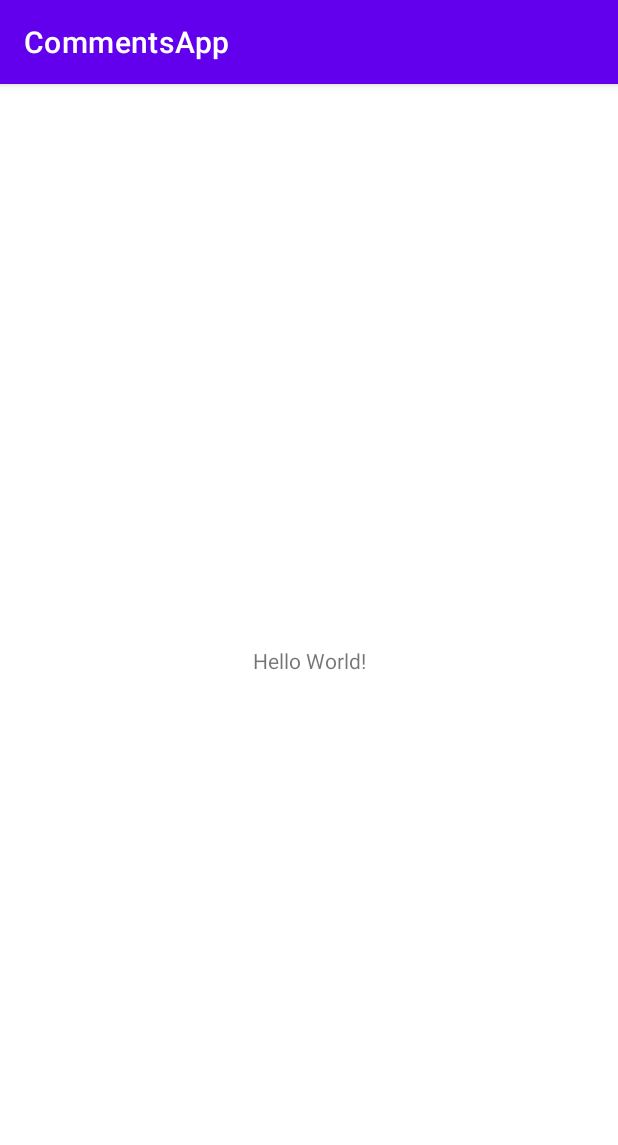
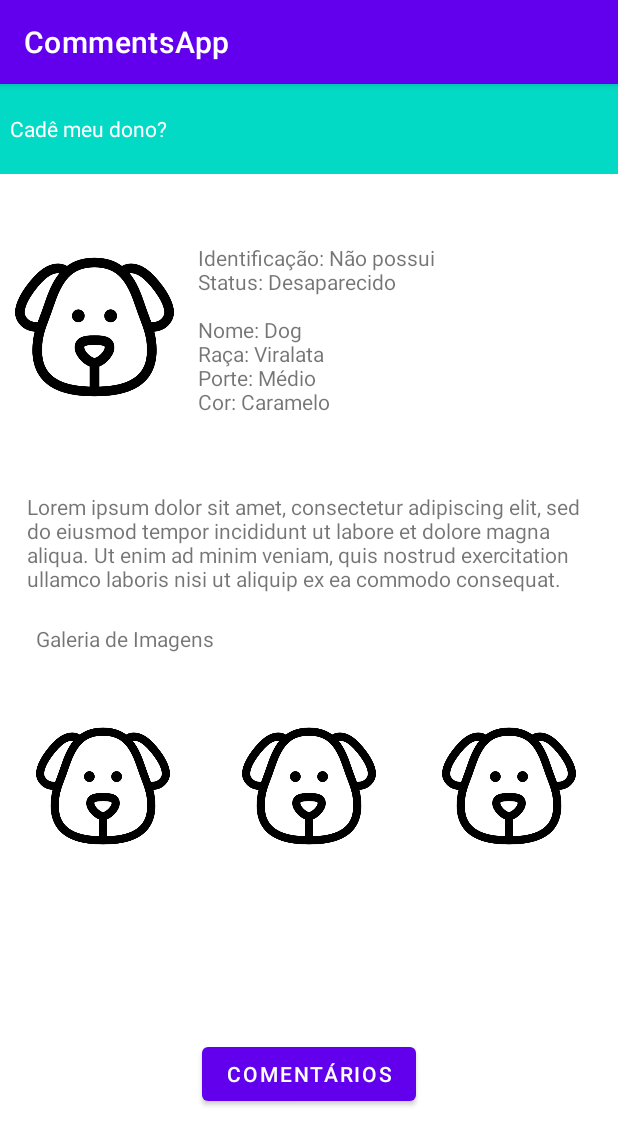
Before and after one commit to rafa-rp/android_MBA, an Android app: the screen it shows after launch (MainActivity), on a phone screen of 412 x 824 dp. Shown: the top 1145 px of the screen. Run offline under Robolectric (Android 15) with nearby library versions, the phone set to English and light mode, and no system bars.

Commit message:
Estrutura inicial

```diff
--- a/app/src/main/AndroidManifest.xml
+++ b/app/src/main/AndroidManifest.xml
@@ -10,6 +10,9 @@
         android:supportsRtl="true"
         android:theme="@style/Theme.CommentsApp">
         <activity
+            android:name=".CommentsActivity"
+            android:exported="false" />
+        <activity
             android:name=".MainActivity"
             android:exported="true">
             <intent-filter>
--- a/app/src/main/java/com/example/commentsapp/MainActivity.kt
+++ b/app/src/main/java/com/example/commentsapp/MainActivity.kt
@@ -1,9 +1,10 @@
 package com.example.commentsapp
 
+import android.os.Bundle
 import androidx.appcompat.app.AppCompatActivity
-import android.os.Bundle
 
 class MainActivity : AppCompatActivity() {
+
     override fun onCreate(savedInstanceState: Bundle?) {
         super.onCreate(savedInstanceState)
         setContentView(R.layout.activity_main)
--- a/app/src/main/res/layout/activity_main.xml
+++ b/app/src/main/res/layout/activity_main.xml
@@ -4,15 +4,111 @@
     xmlns:tools="http://schemas.android.com/tools"
     android:layout_width="match_parent"
     android:layout_height="match_parent"
+    android:backgroundTint="#00BCD4"
+    android:textAlignment="center"
     tools:context=".MainActivity">
 
+    <ImageView
+        android:id="@+id/imageView4"
+        android:layout_width="89dp"
+        android:layout_height="104dp"
+        android:layout_marginTop="56dp"
+        app:layout_constraintEnd_toStartOf="@+id/imageView5"
+        app:layout_constraintHorizontal_bias="0.521"
+        app:layout_constraintStart_toEndOf="@+id/imageView3"
+        app:layout_constraintTop_toBottomOf="@+id/textView3"
+        app:srcCompat="@drawable/dog_icon" />
+
+    <ImageView
+        android:id="@+id/imageView5"
+        android:layout_width="89dp"
+        android:layout_height="104dp"
+        android:layout_marginTop="56dp"
+        android:layout_marginEnd="28dp"
+        app:layout_constraintEnd_toEndOf="parent"
+        app:layout_constraintTop_toBottomOf="@+id/textView3"
+        app:srcCompat="@drawable/dog_icon" />
+
+    <ImageView
+        android:id="@+id/imageView2"
+        android:layout_width="106dp"
+        android:layout_height="124dp"
+        android:layout_marginTop="24dp"
+        android:layout_marginEnd="16dp"
+        app:layout_constraintEnd_toStartOf="@+id/textView2"
+        app:layout_constraintHorizontal_bias="1.0"
+        app:layout_constraintStart_toStartOf="parent"
+        app:layout_constraintTop_toTopOf="@+id/textView2"
+        app:srcCompat="@drawable/dog_icon" />
+
     <TextView
+        android:id="@+id/textView"
+        android:layout_width="0dp"
+        android:layout_height="60dp"
+        android:background="#FF03DAC5"
+        android:gravity="left|center"
+        android:text="  Cadê meu dono?"
+        android:textColor="@color/white"
+        app:layout_constraintEnd_toEndOf="parent"
+        app:layout_constraintStart_toStartOf="parent"
+        app:layout_constraintTop_toTopOf="parent" />
+
+    <TextView
+        android:id="@+id/textView2"
+        android:layout_width="265dp"
+        android:layout_height="176dp"
+        android:layout_marginTop="16dp"
+        android:text="Identificação: Não possui\nStatus: Desaparecido\n \nNome: Dog \nRaça: Viralata \nPorte: Médio \nCor: Caramelo"
+        android:gravity="left|center"
+        app:layout_constraintEnd_toEndOf="parent"
+        app:layout_constraintHorizontal_bias="0.898"
+        app:layout_constraintStart_toStartOf="parent"
+        app:layout_constraintTop_toBottomOf="@+id/textView" />
+
+    <TextView
+        android:id="@+id/textView3"
+        android:layout_width="375dp"
+        android:layout_height="88dp"
+        android:layout_marginTop="20dp"
+        android:text="Lorem ipsum dolor sit amet, consectetur adipiscing elit, sed do eiusmod tempor incididunt ut labore et dolore magna aliqua. Ut enim ad minim veniam, quis nostrud exercitation ullamco laboris nisi ut aliquip ex ea commodo consequat."
+        app:layout_constraintEnd_toEndOf="parent"
+        app:layout_constraintHorizontal_bias="0.488"
+        app:layout_constraintStart_toStartOf="parent"
+        app:layout_constraintTop_toBottomOf="@+id/textView2" />
+
+    <ImageView
+        android:id="@+id/imageView3"
+        android:layout_width="89dp"
+        android:layout_height="104dp"
+        android:layout_marginStart="24dp"
+        android:layout_marginTop="56dp"
+        app:layout_constraintStart_toStartOf="parent"
+        app:layout_constraintTop_toBottomOf="@+id/textView3"
+        app:srcCompat="@drawable/dog_icon" />
+
+    <TextView
+        android:id="@+id/textView4"
+        android:layout_width="wrap_content"
+        android:layout_height="0dp"
+        android:layout_marginBottom="20dp"
+        android:text="Galeria de Imagens"
+        app:layout_constraintBottom_toTopOf="@+id/imageView3"
+        app:layout_constraintEnd_toEndOf="parent"
+        app:layout_constraintHorizontal_bias="0.082"
+        app:layout_constraintStart_toStartOf="parent"
+        app:layout_constraintTop_toBottomOf="@+id/textView3"
+        app:layout_constraintVertical_bias="0.571" />
+
+    <Button
+        android:id="@+id/button4"
         android:layout_width="wrap_content"
         android:layout_height="wrap_content"
-        android:text="Hello World!"
+        android:onClick="buttonClick"
+        android:text="Comentários"
         app:layout_constraintBottom_toBottomOf="parent"
-        app:layout_constraintLeft_toLeftOf="parent"
-        app:layout_constraintRight_toRightOf="parent"
-        app:layout_constraintTop_toTopOf="parent" />
+        app:layout_constraintEnd_toEndOf="parent"
+        app:layout_constraintStart_toStartOf="parent"
+        app:layout_constraintTop_toBottomOf="@+id/imageView4"
+        app:layout_constraintVertical_bias="0.581" />
 
 </androidx.constraintlayout.widget.ConstraintLayout>
```
Also changed, not shown: app/build.gradle (+11 -0 lines), app/src/main/java/com/example/commentsapp/CommentMessageAdapter.kt (added, +24 -0 lines), app/src/main/java/com/example/commentsapp/CommentsActivity.kt (added, +55 -0 lines), app/src/main/java/com/example/commentsapp/model/CommentMessage.kt (added, +11 -0 lines), app/src/main/res/layout/activity_comments.xml (added, +74 -0 lines), app/src/main/res/drawable-v24/dog_icon.png (added).
